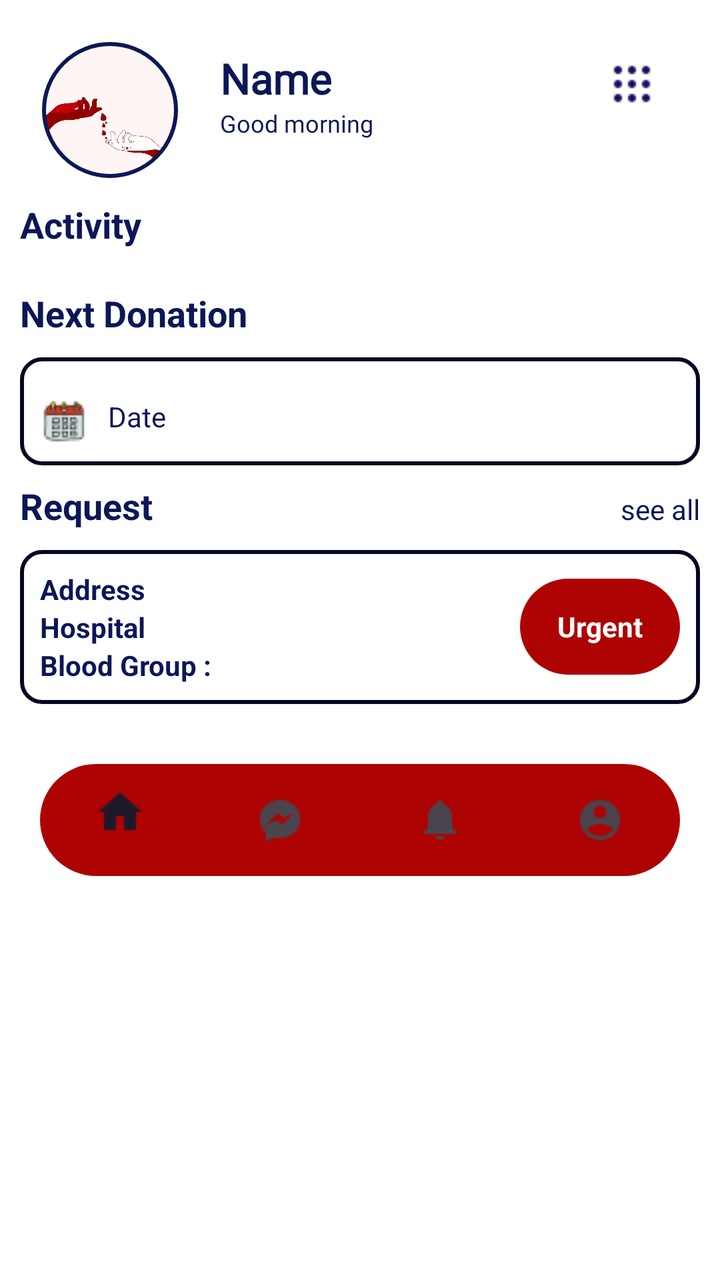
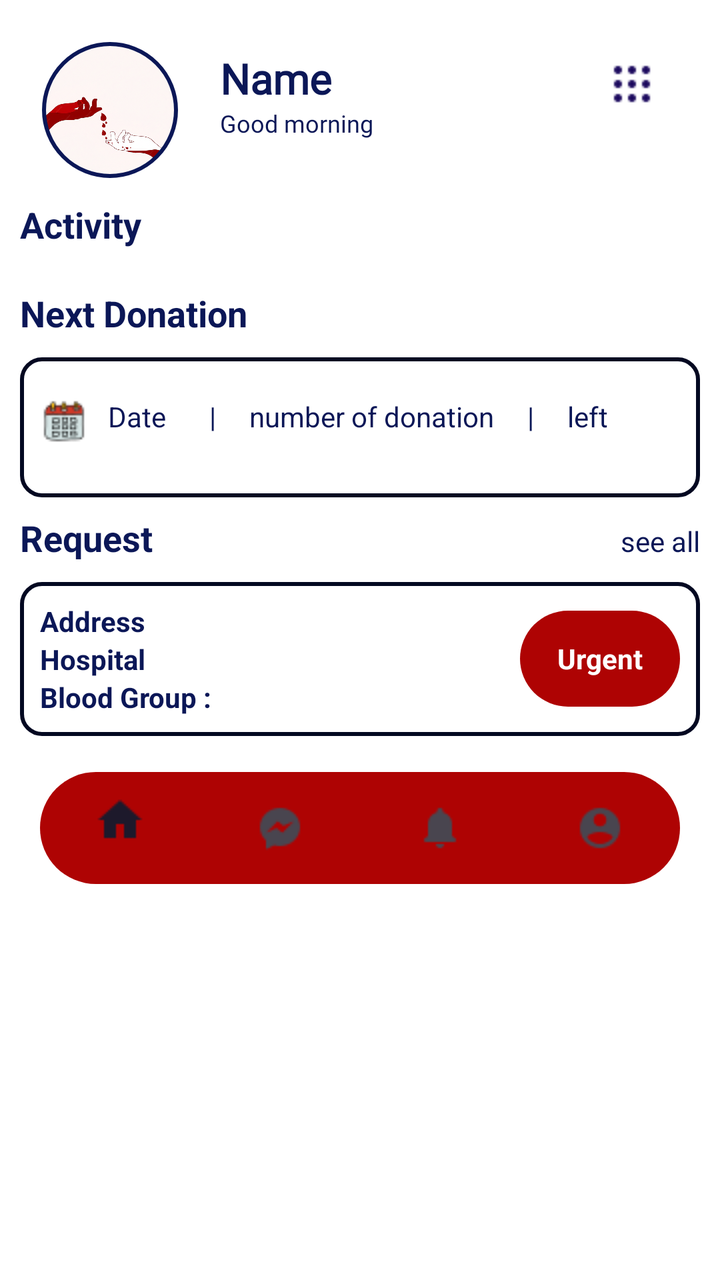

Screens rendered from an Android XML layout before and after an edit, with the pre-edit source and the edit as a unified diff.
<!-- AndroidManifest.xml: application theme Theme.BloodBankT -->
<!-- res/layout/activity_main.xml -->
<?xml version="1.0" encoding="utf-8"?>
<androidx.drawerlayout.widget.DrawerLayout xmlns:android="http://schemas.android.com/apk/res/android"
    xmlns:app="http://schemas.android.com/apk/res-auto"
    xmlns:tools="http://schemas.android.com/tools"
    android:id="@+id/main"
    android:layout_width="match_parent"
    android:layout_height="match_parent"
    tools:context=".MainActivity"
    android:background="#AE0303"
    tools:openDrawer="start"
    android:fitsSystemWindows="true"
    >
<LinearLayout
    android:layout_width="match_parent"
    android:layout_height="match_parent"
    android:orientation="vertical"
    android:background="@android:color/white"
    >
    <LinearLayout
        android:layout_width="match_parent"
        android:layout_height="wrap_content"
        android:orientation="vertical"
        >
    <LinearLayout
        android:layout_width="match_parent"
        android:layout_height="wrap_content"
        android:orientation="horizontal"
        android:layout_marginTop="20dp"
        android:layout_marginRight="20dp"
        android:layout_marginLeft="20dp"
        android:fitsSystemWindows="true"
        >
            

            <com.google.android.material.imageview.ShapeableImageView
                android:id="@+id/shapeImage"
                android:layout_width="70dp"
                android:layout_height="70dp"
                android:src="@drawable/theme"
                android:scaleType="centerCrop"
                android:padding="2dp"
                app:strokeWidth="2dp"
                app:strokeColor="#0B1757"
                app:shapeAppearanceOverlay="@style/OvalImage" />
            <LinearLayout
                android:layout_width="wrap_content"
                android:layout_height="wrap_content"
                android:orientation="vertical"
                android:layout_marginLeft="20dp"
                android:layout_marginTop="5dp"
                >
                <TextView
                    android:id="@+id/Username"
                    android:layout_width="wrap_content"
                    android:layout_height="wrap_content"
                    android:text="Name"
                    android:fontFamily="@font/font_family"
                    android:textStyle="bold"
                    android:textSize="21dp"
                    android:textColor="#0B1757"
                    />
                <TextView
                    android:id="@+id/wish"
                    android:layout_width="wrap_content"
                    android:layout_height="wrap_content"
                    android:text="Good morning"
                    android:textSize="12dp"
                    android:fontFamily="@font/font_family"
                    android:textColor="#0B1757"
                    />
            </LinearLayout>
            <RelativeLayout
                android:layout_width="match_parent"
                android:layout_height="wrap_content"
                android:fitsSystemWindows="true"
                >
                <ImageButton
                    android:id="@+id/circled_menu"
                    android:layout_width="wrap_content"
                    android:layout_height="wrap_content"
                    android:src="@drawable/circledmenu"
                    android:layout_alignParentRight="true"
                    android:backgroundTint="@android:color/transparent"
                    />
            </RelativeLayout>
            
        </LinearLayout>

        

        <LinearLayout
            android:layout_width="match_parent"
            android:layout_height="match_parent"
            android:orientation="vertical"
            android:layout_margin="10dp">
            
            <TextView
                android:layout_width="wrap_content"
                android:layout_height="wrap_content"
                android:text="Activity"
                android:textColor="#0B1757"
                android:textSize="18dp"
                android:textStyle="bold"
                android:layout_marginBottom="10dp"
                />
            <GridView
                android:id="@+id/grid_view"
                android:layout_width="match_parent"
                android:layout_height="wrap_content"
                android:numColumns="2"
                android:horizontalSpacing="8dp"
                android:verticalSpacing="8dp"
                android:stretchMode="columnWidth"
                android:layout_marginBottom="10dp"
                android:listSelector="@android:color/transparent"/>
            
            <TextView
                android:layout_width="wrap_content"
                android:layout_height="wrap_content"
                android:text="Next Donation"
                android:textColor="#0B1757"
                android:textSize="18dp"
                android:textStyle="bold"
                android:layout_marginBottom="10dp"
                />
            <LinearLayout
                android:layout_marginBottom="8dp"
                android:layout_width="match_parent"
                android:layout_height="wrap_content"
                android:orientation="horizontal"
                android:background="@drawable/circle_transparent"
                android:padding="10dp"
                >
                <ImageView
                    android:layout_marginTop="10dp"
                    android:layout_marginRight="10dp"
                    android:layout_width="wrap_content"
                    android:layout_height="wrap_content"
                    android:src="@drawable/calender"

                    />
                <LinearLayout
                    android:layout_width="match_parent"
                    android:layout_height="match_parent"
                    android:orientation="vertical"
                    android:id="@+id/next_donation"
                    android:visibility="visible"
                    >
                    <TextView
                        android:id="@+id/date_last"
                        android:layout_marginTop="10dp"
                        android:layout_width="wrap_content"
                        android:layout_height="40dp"
                        android:layout_marginRight="5dp"
                        android:text="Date "
                        android:textColor="#0B1757"
                        />
                    <TextView
                        android:layout_marginTop="10dp"
                        android:layout_width="wrap_content"
                        android:layout_height="40dp"
                        android:text="     |     "
                        android:textColor="#0B1757"
                        />

                    <TextView
                        android:id="@+id/donation_num"
                        android:layout_marginTop="10dp"
                        android:layout_width="wrap_content"
                        android:layout_height="40dp"
                        android:text="number of dontaion"
                        android:textColor="#0B1757"
                        />
                    <TextView
                        android:layout_marginTop="10dp"
                        android:layout_width="wrap_content"
                        android:layout_height="40dp"
                        android:text="     |     "
                        android:textColor="#0B1757"
                        />
                    <TextView
                        android:id="@+id/leftDays"
                        android:layout_marginTop="10dp"
                        android:layout_width="wrap_content"
                        android:layout_height="40dp"
                        android:text="left"
                        android:textColor="#0B1757"
                        />


                </LinearLayout>
                <TextView
                    android:fontFamily="@font/font_family"
                    android:id="@+id/text_donate_now"
                    android:layout_width="match_parent"
                    android:layout_height="match_parent"
                    android:gravity="center"
                    android:text="You can donate now ❤️ \n Give blood today—be the reason someone lives tomorrow."
                    android:textStyle="bold"
                    android:textColor="#565C3A"
                    android:visibility="gone" />
            </LinearLayout>
            
            <LinearLayout
                android:layout_width="match_parent"
                android:layout_height="wrap_content"
                android:orientation="horizontal"

                >
                <TextView
                    android:layout_weight="1"
                    android:layout_width="wrap_content"
                    android:layout_height="wrap_content"
                    android:text="Request"
                    android:textColor="#0B1757"
                    android:textSize="18dp"
                    android:textStyle="bold"
                    android:layout_marginBottom="10dp"
                    />
                <TextView
                    android:id="@+id/see_all"
                    android:textColor="#0B1757"
                    android:layout_width="wrap_content"
                    android:layout_height="wrap_content"
                    android:text="see all"
                    android:layout_weight="1"
                    android:textAlignment="viewEnd"
                    />
            </LinearLayout>
            <LinearLayout
                android:layout_width="match_parent"
                android:layout_height="wrap_content"
                android:orientation="horizontal"
                android:background="@drawable/circle_transparent"
                android:padding="10dp"
                android:weightSum="2">

                
                <LinearLayout
                    android:layout_width="0dp"
                    android:layout_height="wrap_content"
                    android:orientation="vertical"
                    android:layout_weight="1.5">

                    <TextView
                        android:id="@+id/location_urgent"
                        android:layout_width="match_parent"
                        android:layout_height="wrap_content"
                        android:text="Address"
                        android:textColor="#0B1757"
                        android:textStyle="bold"
                        android:maxLines="2"
                        android:ellipsize="end"/>
                    <TextView
                        android:id="@+id/hospital_urgent"
                        android:layout_width="match_parent"
                        android:layout_height="wrap_content"
                        android:text="Hospital"
                        android:textColor="#0B1757"
                        android:textStyle="bold"
                        android:maxLines="2"
                        android:ellipsize="end"/>


                    <LinearLayout
                        android:layout_width="wrap_content"
                        android:layout_height="wrap_content"
                        android:orientation="horizontal">

                        <TextView
                            android:layout_width="wrap_content"
                            android:layout_height="wrap_content"
                            android:text="Blood Group : "
                            android:textColor="#0B1757"
                            android:textStyle="bold"/>

                        <TextView
                            android:id="@+id/blood_urgent"
                            android:layout_width="wrap_content"
                            android:layout_height="wrap_content"
                            android:text=""
                            android:textStyle="bold"
                            android:textColor="#AE0303"/>
                    </LinearLayout>

                </LinearLayout>

                
                <RelativeLayout
                    android:layout_width="0dp"
                    android:layout_height="wrap_content"
                    android:layout_weight="0.5"
                    android:background="@drawable/footer_back"
                    android:layout_gravity="center">

                    <TextView
                        android:id="@+id/urgent"
                        android:layout_width="wrap_content"
                        android:layout_height="wrap_content"
                        android:text="Urgent"
                        android:textStyle="bold"
                        android:textColor="@android:color/white"
                        android:padding="10dp"
                        android:layout_centerInParent="true"
                        android:background="?attr/selectableItemBackground"
                        android:clickable="true"
                        android:focusable="true"/>

                </RelativeLayout>

            </LinearLayout>

            

        </LinearLayout>
        
        <com.google.android.material.bottomnavigation.BottomNavigationView
            android:layout_width="match_parent"
            android:layout_height="56dp"
            android:id="@+id/bottom_nav"
            android:layout_marginBottom="20dp"
            android:layout_margin="20dp"
            android:background="@drawable/footer_back"
            app:menu="@menu/footer_items" />

    </LinearLayout>
    

</LinearLayout>
    

    <com.google.android.material.navigation.NavigationView
        android:id="@+id/nav_view"
        android:layout_width="wrap_content"
        android:layout_height="match_parent"
        android:layout_gravity="start"
        app:headerLayout="@layout/nav_header"
        app:menu="@menu/nav_items"
        app:itemIconTint="@color/black"
        app:itemTextColor="@color/black"
        android:background="@android:color/white"
        >
        
        <LinearLayout
            android:id="@+id/footer_container"
            android:layout_width="match_parent"
            android:layout_height="match_parent"
            android:orientation="vertical"
            android:fitsSystemWindows="true"
            >
            <Space
                android:layout_width="match_parent"
                android:layout_height="0dp"
                android:layout_weight="1"
                />
            <include layout="@layout/nav_footer"/>
        </LinearLayout>
    </com.google.android.material.navigation.NavigationView>

    
</androidx.drawerlayout.widget.DrawerLayout>
<!-- res/layout/nav_header.xml (included above) -->
<?xml version="1.0" encoding="utf-8"?>
<LinearLayout xmlns:android="http://schemas.android.com/apk/res/android"
    xmlns:app="http://schemas.android.com/apk/res-auto"
    xmlns:tools="http://schemas.android.com/tools"
    android:layout_width="match_parent"
    android:layout_height="wrap_content"
    android:orientation="vertical"
    android:padding="18dp"
    android:background="#AE0303"
    >


    <com.google.android.material.imageview.ShapeableImageView
        android:id="@+id/header_image"
        android:layout_width="150dp"
        android:layout_height="150dp"
        android:src="@drawable/theme"
        android:scaleType="centerCrop"
        android:layout_marginTop="30dp"
        android:padding="2dp"
        app:strokeWidth="2dp"
        app:strokeColor="#0B1757"
        app:shapeAppearanceOverlay="@style/OvalImage" />
    <TextView
        android:fontFamily="@font/font_family"
        android:layout_marginTop="10dp"
        android:id="@+id/header_name"
        android:layout_width="match_parent"
        android:layout_height="wrap_content"
        android:text="Jubayer Hossain"
        android:textSize="20dp"
        android:textStyle="bold"
        android:textColor="@color/white"
        />

    <TextView
        android:fontFamily="@font/font_family"
        android:id="@+id/header_email"
        android:layout_width="match_parent"
        android:layout_height="wrap_content"
        android:text="juba@gmail.com"
        android:textColor="@color/white"
        />
</LinearLayout>
<!-- res/layout/nav_footer.xml (included above) -->
<?xml version="1.0" encoding="utf-8"?>
<LinearLayout xmlns:android="http://schemas.android.com/apk/res/android"
    android:layout_width="match_parent"
    android:layout_height="wrap_content"
    android:orientation="vertical"
    android:background="@android:color/white"

    >

    <Button
        android:id="@+id/nav_footer_logout"
        android:layout_marginTop="30dp"
        android:layout_width="wrap_content"
        android:layout_height="wrap_content"
        android:text="Logout"
        android:background="@drawable/circle_transparent"
        android:textColor="@color/black"
        android:layout_gravity="center"
        android:layout_margin="30dp"
        />

    <TextView
        android:fontFamily="@font/font_family"
        android:layout_width="wrap_content"
        android:layout_height="wrap_content"
        android:text="App Version : "
        android:textStyle="bold"
        android:textColor="@color/black"
        android:layout_marginTop="8dp"
        android:layout_marginLeft="10dp"
        />
    <TextView
        android:fontFamily="@font/font_family"
        android:layout_width="wrap_content"
        android:layout_height="wrap_content"
        android:text="Privcy Policy and Terms of Service"
        android:textColor="@android:color/holo_red_dark"
        android:layout_marginLeft="10dp"
        android:layout_marginBottom="8dp"

        />

</LinearLayout>
<!-- resources referenced by this layout -->
<resources>
  <color name="black">#FF000000</color>
  <color name="white">#FFFFFFFF</color>
  <!-- drawable calender: png bitmap (drawable, 1237 bytes) -->
  <!-- drawable circle_transparent (drawable) -->
  <?xml version="1.0" encoding="utf-8"?>
  <shape
      xmlns:android="http://schemas.android.com/apk/res/android"
      android:shape="rectangle">
  
      <solid
          android:color="@android:color/transparent"
          />
  
      <stroke
          android:color="#030821"
          android:width="2dp"
          />
  
      <size
          android:width="30dp"
          android:height="10dp"
          />
      <corners
          android:radius="10dp"
          />
  </shape>
  <!-- drawable circledmenu: png bitmap (drawable, 161 bytes) -->
  <!-- drawable footer_back (drawable) -->
  <?xml version="1.0" encoding="utf-8"?>
  <shape
      xmlns:android="http://schemas.android.com/apk/res/android"
      android:shape="rectangle">
  
      <solid
          android:color="#AE0303"
          />
  
      <size
          android:width="290dp"
          android:height="48dp"
          />
      <corners
          android:radius="30dp"
          />
  </shape>
  <!-- drawable theme: png bitmap (drawable, 897396 bytes) -->
  <style name="OvalImage">
          <item name="cornerFamily">rounded</item>
          <item name="cornerSize">50%</item>
          <item name="android:windowTranslucentStatus">true</item>
          <item name="android:statusBarColor">@android:color/transparent</item>
  
      </style>
  <style name="Theme.BloodBankT" parent="Base.Theme.BloodBankT" />
  <style name="Base.Theme.BloodBankT" parent="Theme.Material3.DayNight.NoActionBar">
          
          
      </style>
</resources>

<!-- the commit's change to res/layout/activity_main.xml (unified diff, before → after) -->
@@ -129,76 +129,81 @@
                 android:layout_height="wrap_content"
                 android:orientation="horizontal"
                 android:background="@drawable/circle_transparent"
-                android:padding="10dp"
-                >
+                android:padding="10dp">
+
                 <ImageView
                     android:layout_marginTop="10dp"
                     android:layout_marginRight="10dp"
                     android:layout_width="wrap_content"
                     android:layout_height="wrap_content"
-                    android:src="@drawable/calender"
-
-                    />
-                <LinearLayout
+                    android:src="@drawable/calender"/>
+                <FrameLayout
                     android:layout_width="match_parent"
-                    android:layout_height="match_parent"
-                    android:orientation="vertical"
-                    android:id="@+id/next_donation"
-                    android:visibility="visible"
-                    >
+                    android:layout_height="wrap_content">
+                    <LinearLayout
+                        android:id="@+id/next_donation"
+                        android:layout_width="match_parent"
+                        android:layout_height="wrap_content"
+                        android:orientation="horizontal"
+                        android:visibility="visible">
+
+                        <TextView
+                            android:id="@+id/date_last"
+                            android:layout_marginTop="10dp"
+                            android:layout_width="wrap_content"
+                            android:layout_height="40dp"
+                            android:layout_marginRight="5dp"
+                            android:text="Date"
+                            android:textColor="#0B1757"/>
+
+                        <TextView
+                            android:layout_marginTop="10dp"
+                            android:layout_width="wrap_content"
+                            android:layout_height="40dp"
+                            android:text="     |     "
+                            android:textColor="#0B1757"/>
+
+                        <TextView
+                            android:id="@+id/donation_num"
+                            android:layout_marginTop="10dp"
+                            android:layout_width="wrap_content"
+                            android:layout_height="40dp"
+                            android:text="number of donation"
+                            android:textColor="#0B1757"/>
+
+                        <TextView
+                            android:layout_marginTop="10dp"
+                            android:layout_width="wrap_content"
+                            android:layout_height="40dp"
+                            android:text="     |     "
+                            android:textColor="#0B1757"/>
+
+                        <TextView
+                            android:id="@+id/leftDays"
+                            android:layout_marginTop="10dp"
+                            android:layout_width="wrap_content"
+                            android:layout_height="40dp"
+                            android:text="left"
+                            android:textColor="#0B1757"/>
+
+                    </LinearLayout>
+
+                    
                     <TextView
-                        android:id="@+id/date_last"
-                        android:layout_marginTop="10dp"
-                        android:layout_width="wrap_content"
-                        android:layout_height="40dp"
-                        android:layout_marginRight="5dp"
-                        android:text="Date "
-                        android:textColor="#0B1757"
-                        />
-                    <TextView
-                        android:layout_marginTop="10dp"
-                        android:layout_width="wrap_content"
-                        android:layout_height="40dp"
-                        android:text="     |     "
-                        android:textColor="#0B1757"
-                        />
-
-                    <TextView
-                        android:id="@+id/donation_num"
-                        android:layout_marginTop="10dp"
-                        android:layout_width="wrap_content"
-                        android:layout_height="40dp"
-                        android:text="number of dontaion"
-                        android:textColor="#0B1757"
-                        />
-                    <TextView
-                        android:layout_marginTop="10dp"
-                        android:layout_width="wrap_content"
-                        android:layout_height="40dp"
-                        android:text="     |     "
-                        android:textColor="#0B1757"
-                        />
-                    <TextView
-                        android:id="@+id/leftDays"
-                        android:layout_marginTop="10dp"
-                        android:layout_width="wrap_content"
-                        android:layout_height="40dp"
-                        android:text="left"
-                        android:textColor="#0B1757"
-                        />
-
-
-                </LinearLayout>
-                <TextView
-                    android:fontFamily="@font/font_family"
-                    android:id="@+id/text_donate_now"
-                    android:layout_width="match_parent"
-                    android:layout_height="match_parent"
-                    android:gravity="center"
-                    android:text="You can donate now ❤️ \n Give blood today—be the reason someone lives tomorrow."
-                    android:textStyle="bold"
-                    android:textColor="#565C3A"
-                    android:visibility="gone" />
+                        android:fontFamily="@font/font_family"
+                        android:id="@+id/text_donate_now"
+                        android:layout_width="match_parent"
+                        android:layout_height="wrap_content"
+                        android:layout_gravity="center"
+                        android:gravity="center"
+                        android:padding="10dp"
+                        android:text="You can donate now ❤️ \n Give blood today—be the reason someone lives tomorrow."
+                        android:textStyle="bold"
+                        android:textColor="#565C3A"
+                        android:visibility="gone"/>
+
+                </FrameLayout>
+
             </LinearLayout>
             
             <LinearLayout
@@ -318,12 +323,22 @@
             android:layout_width="match_parent"
             android:layout_height="56dp"
             android:id="@+id/bottom_nav"
-            android:layout_marginBottom="20dp"
-            android:layout_margin="20dp"
+            android:layout_marginBottom="8dp"
+            android:layout_marginRight="20dp"
+            android:layout_marginLeft="20dp"
+            android:layout_marginTop="8dp"
             android:background="@drawable/footer_back"
-            app:menu="@menu/footer_items" />
+            app:menu="@menu/footer_items"
+            />
 
     </LinearLayout>
+    <FrameLayout
+        android:id="@+id/ad_view_container"
+        android:layout_width="match_parent"
+        android:layout_height="wrap_content"
+        android:layout_centerInParent="true"
+        android:layout_alignParentBottom="true"
+        />
     
 
 </LinearLayout>
